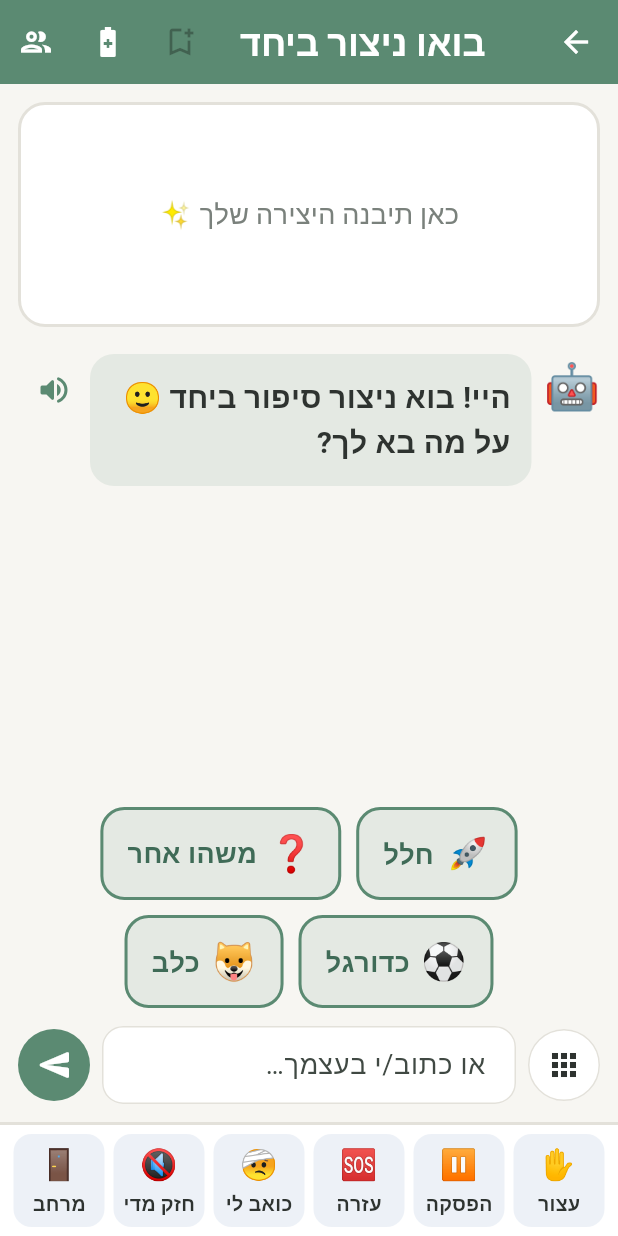
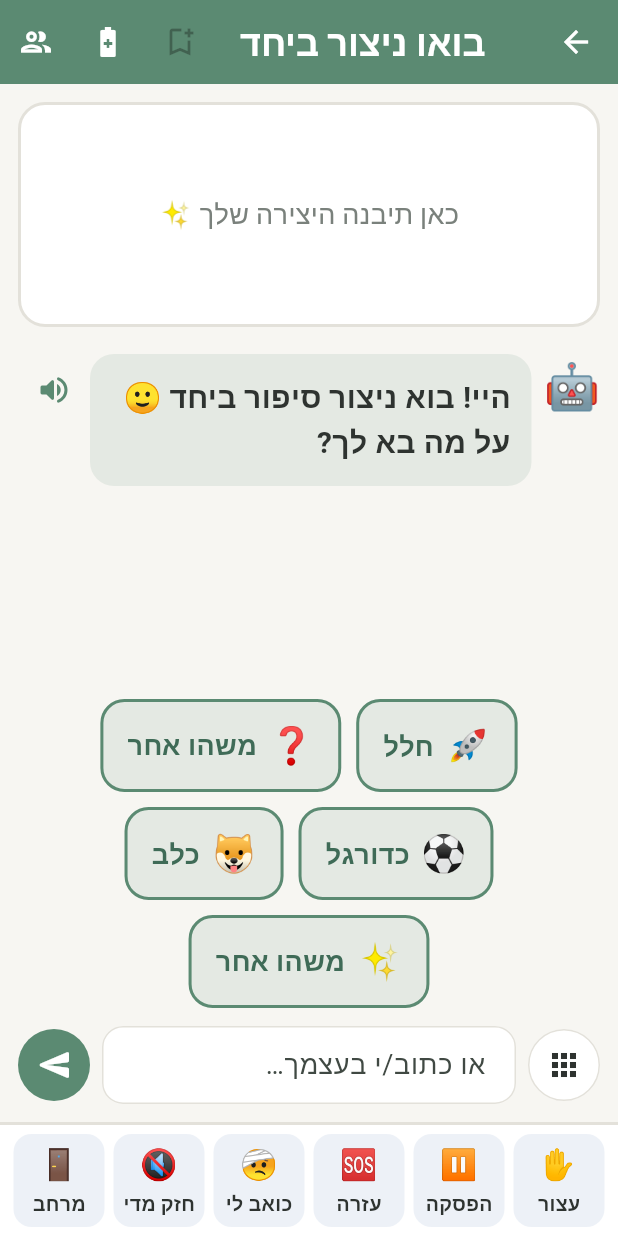
Before and after one commit to ronymilanez34-prog/creative-aac, a Flutter app: the screen it shows after launch, after a tap on "בואו ניצור ביחד", on a phone screen of 412 x 824 dp. Run offline on Flutter 3.47's test engine with Material 3 defaults, Android fonts, the phone set to English and light mode, and no system bars; our stand-ins replace file_picker, flutter_svg, flutter_tts, shared_preferences.

Commit message:
fix: picture canvas shares the screen; 'something else' everywhere
Live find on a wide window: the 4:3 canvas swallowed the whole height
and pushed the palette and finish button clean off the screen — no
tools at all. The canvas now lives in an Expanded (AspectRatio inside
Center) and splits the screen with the palette. And Rony's standing
rule lands everywhere: every choice set carries a fixed 'משהו אחר ✨'
door — companion chips (always, same last spot), wizard steps (opens
the board composer, custom hero/place/beat), and the picture palette
(type anything; it lands on the picture as a word).

Co-Authored-By: Claude Fable 5 <noreply@anthropic.com>
Claude-Session: https://claude.ai/code/session_01LePBxB9nhYDH1bxBXrwpsG

```diff
--- a/lib/screens/companion_screen.dart
+++ b/lib/screens/companion_screen.dart
@@ -837,6 +837,13 @@ class _OptionsArea extends StatelessWidget {
                   big: lowEnergy,
                   onTap: () => onChip(options[i].label, i),
                 ),
+              // The always-there door out. Every choice set, every screen,
+              // same spot: "something else" is a first-class option.
+              _Chip(
+                option: const ChipOption(emoji: '✨', label: 'משהו אחר'),
+                big: lowEnergy,
+                onTap: () => onChip('משהו אחר', -1),
+              ),
             ],
           ),
           // The free-text row is hidden in low-energy mode — unless there are
```
Also changed, not shown: 2 other files.
